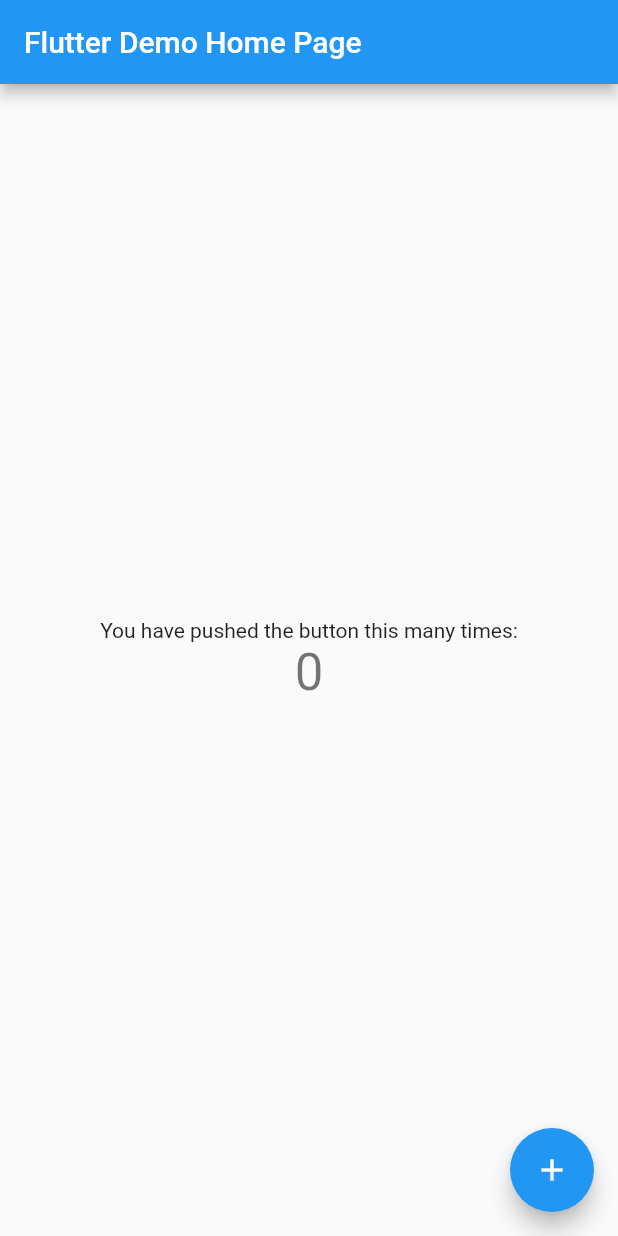
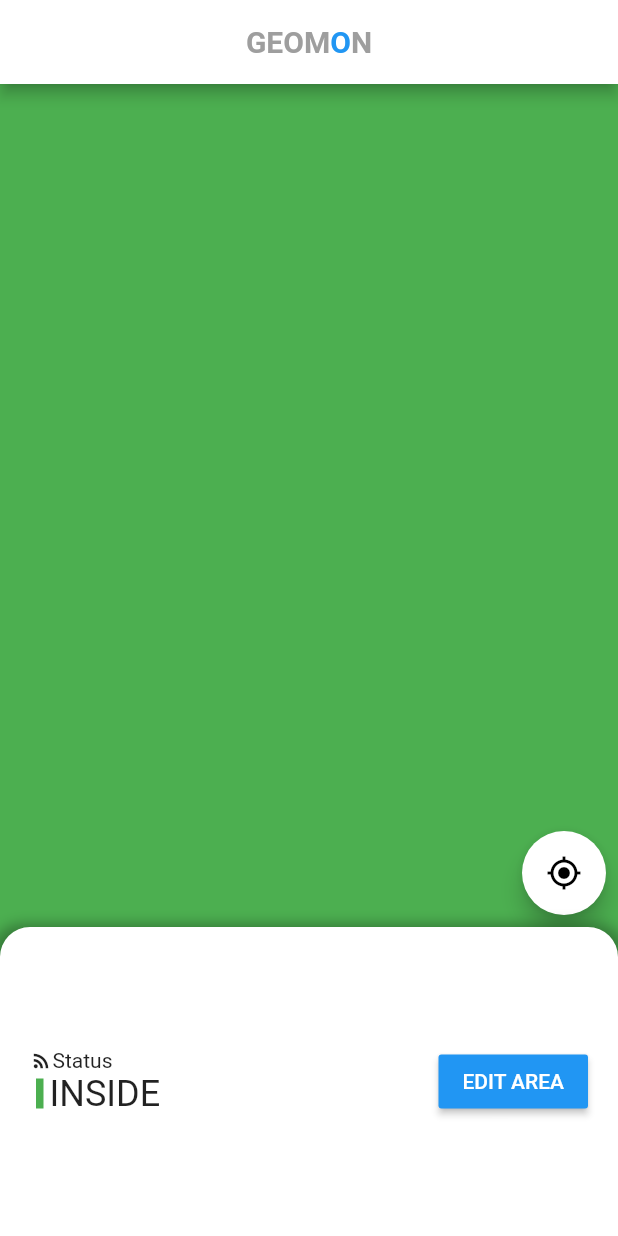
Before and after one commit to burhanhelmy/geomon, a Flutter app: the screen it shows after launch, on a phone screen of 412 x 824 dp. Run offline on Flutter 3.47's test engine with Material 2 defaults, Android fonts, the phone set to English and light mode, and no system bars.

Commit message:
implemented home page and widgets

```diff
--- a/lib/main.dart
+++ b/lib/main.dart
@@ -1,4 +1,5 @@
 import 'package:flutter/material.dart';
+import 'package:geomon/page/home.dart';
 
 void main() {
   runApp(MyApp());
@@ -11,107 +12,10 @@ class MyApp extends StatelessWidget {
     return MaterialApp(
       title: 'Flutter Demo',
       theme: ThemeData(
-        // This is the theme of your application.
-        //
-        // Try running your application with "flutter run". You'll see the
-        // application has a blue toolbar. Then, without quitting the app, try
-        // changing the primarySwatch below to Colors.green and then invoke
-        // "hot reload" (press "r" in the console where you ran "flutter run",
-        // or simply save your changes to "hot reload" in a Flutter IDE).
-        // Notice that the counter didn't reset back to zero; the application
-        // is not restarted.
         primarySwatch: Colors.blue,
-        // This makes the visual density adapt to the platform that you run
-        // the app on. For desktop platforms, the controls will be smaller and
-        // closer together (more dense) than on mobile platforms.
         visualDensity: VisualDensity.adaptivePlatformDensity,
       ),
-      home: MyHomePage(title: 'Flutter Demo Home Page'),
+      home: HomePage(),
     );
   }
 }
-
-class MyHomePage extends StatefulWidget {
-  MyHomePage({Key key, this.title}) : super(key: key);
-
-  // This widget is the home page of your application. It is stateful, meaning
-  // that it has a State object (defined below) that contains fields that affect
-  // how it looks.
-
-  // This class is the configuration for the state. It holds the values (in this
-  // case the title) provided by the parent (in this case the App widget) and
-  // used by the build method of the State. Fields in a Widget subclass are
-  // always marked "final".
-
-  final String title;
-
-  @override
-  _MyHomePageState createState() => _MyHomePageState();
-}
-
-class _MyHomePageState extends State<MyHomePage> {
-  int _counter = 0;
-
-  void _incrementCounter() {
-    setState(() {
-      // This call to setState tells the Flutter framework that something has
-      // changed in this State, which causes it to rerun the build method below
-      // so that the display can reflect the updated values. If we changed
-      // _counter without calling setState(), then the build method would not be
-      // called again, and so nothing would appear to happen.
-      _counter++;
-    });
-  }
-
-  @override
-  Widget build(BuildContext context) {
-    // This method is rerun every time setState is called, for instance as done
-    // by the _incrementCounter method above.
-    //
-    // The Flutter framework has been optimized to make rerunning build methods
-    // fast, so that you can just rebuild anything that needs updating rather
-    // than having to individually change instances of widgets.
-    return Scaffold(
-      appBar: AppBar(
-        // Here we take the value from the MyHomePage object that was created by
-        // the App.build method, and use it to set our appbar title.
-        title: Text(widget.title),
-      ),
-      body: Center(
-        // Center is a layout widget. It takes a single child and positions it
-        // in the middle of the parent.
-        child: Column(
-          // Column is also a layout widget. It takes a list of children and
-          // arranges them vertically. By default, it sizes itself to fit its
-          // children horizontally, and tries to be as tall as its parent.
-          //
-          // Invoke "debug painting" (press "p" in the console, choose the
-          // "Toggle Debug Paint" action from the Flutter Inspector in Android
-          // Studio, or the "Toggle Debug Paint" command in Visual Studio Code)
-          // to see the wireframe for each widget.
-          //
-          // Column has various properties to control how it sizes itself and
-          // how it positions its children. Here we use mainAxisAlignment to
-          // center the children vertically; the main axis here is the vertical
-          // axis because Columns are vertical (the cross axis would be
-          // horizontal).
-          mainAxisAlignment: MainAxisAlignment.center,
-          children: <Widget>[
-            Text(
-              'You have pushed the button this many times:',
-            ),
-            Text(
-              '$_counter',
-              style: Theme.of(context).textTheme.headline4,
-            ),
-          ],
-        ),
-      ),
-      floatingActionButton: FloatingActionButton(
-        onPressed: _incrementCounter,
-        tooltip: 'Increment',
-        child: Icon(Icons.add),
-      ), // This trailing comma makes auto-formatting nicer for build methods.
-    );
-  }
-}
--- /dev/null
+++ b/lib/page/home.dart
@@ -0,0 +1,42 @@
+import 'package:flutter/material.dart';
+import 'package:geomon/page/widget/bottom_drawer.dart';
+import 'package:geomon/page/widget/map.dart';
+
+class HomePage extends StatefulWidget {
+  @override
+  _HomePageState createState() => _HomePageState();
+}
+
+class _HomePageState extends State<HomePage> {
+  @override
+  Widget build(BuildContext context) {
+    return Scaffold(
+      appBar: AppBar(
+        title: Row(
+          mainAxisAlignment: MainAxisAlignment.center,
+          children: <Widget>[
+            Text(
+              'GEOM',
+              style: TextStyle(color: Colors.grey, fontWeight: FontWeight.bold),
+            ),
+            Text(
+              'O',
+              style: TextStyle(
+                  color: Theme.of(context).primaryColor,
+                  fontWeight: FontWeight.bold),
+            ),
+            Text(
+              'N',
+              style: TextStyle(color: Colors.grey, fontWeight: FontWeight.bold),
+            ),
+          ],
+        ),
+        backgroundColor: Colors.white,
+      ),
+      body: Stack(
+        alignment: AlignmentDirectional.bottomCenter,
+        children: <Widget>[MapWidget(), BottomDrawer()],
+      ),
+    );
+  }
+}
--- /dev/null
+++ b/lib/page/widget/bottom_drawer.dart
@@ -0,0 +1,175 @@
+import 'package:flutter/material.dart';
+import 'package:geomon/page/widget/edit_menu_btn.dart';
+import 'package:geomon/page/widget/radius_slider.dart';
+
+enum BottomDrawerMenuState { VIEW, EDIT }
+enum BottomDrawerEditMenuState { PIN, RADIUS }
+
+class BottomDrawer extends StatefulWidget {
+  BottomDrawerMenuState menuState = BottomDrawerMenuState.VIEW;
+  BottomDrawerEditMenuState editMenuState = BottomDrawerEditMenuState.PIN;
+  @override
+  _BottomDrawerState createState() => _BottomDrawerState();
+}
+
+class _BottomDrawerState extends State<BottomDrawer> {
+  @override
+  Widget build(BuildContext context) {
+    final textTheme = Theme.of(context).textTheme;
+    final theme = Theme.of(context);
+
+    _colorIndicator() {
+      return Padding(
+        padding: const EdgeInsets.all(4.0),
+        child: Container(
+          height: 20,
+          width: 5,
+          color: Colors.green,
+        ),
+      );
+    }
+
+    _mainMenu() {
+      return Row(
+        mainAxisAlignment: MainAxisAlignment.spaceBetween,
+        children: <Widget>[
+          Column(
+            crossAxisAlignment: CrossAxisAlignment.start,
+            mainAxisAlignment: MainAxisAlignment.center,
+            children: <Widget>[
+              Row(children: [
+                Icon(
+                  Icons.rss_feed,
+                  size: 15,
+                ),
+                Text(
+                  'Status',
+                )
+              ]),
+              Row(children: [
+                _colorIndicator(),
+                Text('INSIDE', style: textTheme.headline5)
+              ]),
+            ],
+          ),
+          RaisedButton(
+            textColor: Colors.white,
+            color: theme.primaryColor,
+            onPressed: () {
+              setState(() {
+                widget.menuState = BottomDrawerMenuState.EDIT;
+              });
+            },
+            child: Text('EDIT AREA'),
+          )
+        ],
+      );
+    }
+
+    _editMenu() {
+      return Column(
+        mainAxisAlignment: MainAxisAlignment.spaceEvenly,
+        children: <Widget>[
+          Padding(
+            padding: const EdgeInsets.only(top: 8.0),
+            child: Row(
+              mainAxisAlignment: MainAxisAlignment.spaceEvenly,
+              children: <Widget>[
+                Column(
+                  children: <Widget>[
+                    EditMenuBtn(Icons.location_on, 'Pin Location', () {
+                      setState(() {
+                        widget.editMenuState = BottomDrawerEditMenuState.PIN;
+                      });
+                    }, widget.editMenuState == BottomDrawerEditMenuState.PIN),
+                  ],
+                ),
+                Column(
+                  children: <Widget>[
+                    EditMenuBtn(Icons.zoom_out_map, 'Set Radius', () {
+                      setState(() {
+                        widget.editMenuState = BottomDrawerEditMenuState.RADIUS;
+                      });
+                    },
+                        widget.editMenuState ==
+                            BottomDrawerEditMenuState.RADIUS),
+                  ],
+                )
+              ],
+            ),
+          ),
+          Divider(),
+          Row(
+            mainAxisAlignment: MainAxisAlignment.center,
+            children: <Widget>[
+              FlatButton(
+                onPressed: () {},
+                child: Text(
+                  'Save',
+                ),
+              ),
+              FlatButton(
+                onPressed: () {
+                  setState(() {
+                    widget.menuState = BottomDrawerMenuState.VIEW;
+                  });
+                },
+                child: Text(
+                  'Cancel',
+                  style: TextStyle(color: theme.errorColor),
+                ),
+              ),
+            ],
+          ),
+        ],
+      );
+    }
+
+    _getCurrentLocationFab() {
+      return FloatingActionButton(
+          backgroundColor: Colors.white,
+          child: Icon(
+            Icons.gps_fixed,
+            color: Colors.black,
+          ),
+          onPressed: () {});
+    }
+
+    _topWidget() {
+      if (widget.menuState == BottomDrawerMenuState.VIEW) {
+        return _getCurrentLocationFab();
+      }
+      if (widget.editMenuState == BottomDrawerEditMenuState.RADIUS) {
+        return RadiusSlider();
+      } else {}
+      return Container();
+    }
+
+    return Column(
+      mainAxisAlignment: MainAxisAlignment.end,
+      crossAxisAlignment: CrossAxisAlignment.end,
+      children: <Widget>[
+        Padding(padding: const EdgeInsets.all(8.0), child: _topWidget()),
+        Container(
+          padding: EdgeInsets.all(20),
+          decoration: BoxDecoration(
+              borderRadius: BorderRadius.only(
+                  topLeft: Radius.circular(20), topRight: Radius.circular(20)),
+              color: Colors.white,
+              boxShadow: [
+                BoxShadow(
+                  color: Colors.black.withOpacity(0.3),
+                  spreadRadius: 5,
+                  blurRadius: 7,
+                  offset: Offset(0, 3), // changes position of shadow
+                ),
+              ]),
+          height: MediaQuery.of(context).size.height / 4,
+          child: widget.menuState == BottomDrawerMenuState.VIEW
+              ? _mainMenu()
+              : _editMenu(),
+        ),
+      ],
+    );
+  }
+}
--- /dev/null
+++ b/lib/page/widget/map.dart
@@ -0,0 +1,15 @@
+import 'package:flutter/material.dart';
+
+class MapWidget extends StatefulWidget {
+  @override
+  _MapWidgetState createState() => _MapWidgetState();
+}
+
+class _MapWidgetState extends State<MapWidget> {
+  @override
+  Widget build(BuildContext context) {
+    return Container(
+      color: Colors.green,
+    );
+  }
+}
```
Also changed, not shown: lib/page/widget/edit_menu_btn.dart (added, +49 -0 lines), lib/page/widget/radius_slider.dart (added, +43 -0 lines).
